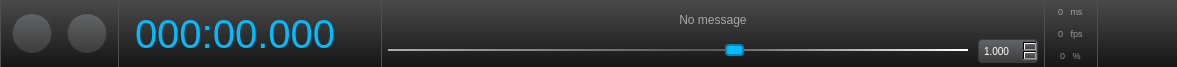
First picture: the form in uitransport.ui, repository buzzinglight/IanniX, before the edit.
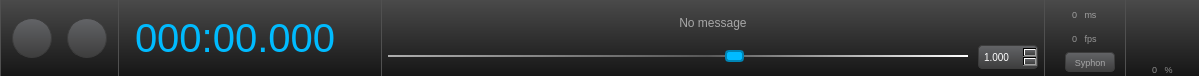
Second picture: the form after the edit. Icons and pictures are not drawn.

Diff of the .ui file:
```diff
--- a/uitransport.ui
+++ b/uitransport.ui
@@ -6,7 +6,7 @@
    <rect>
     <x>0</x>
     <y>0</y>
-    <width>1145</width>
+    <width>1175</width>
     <height>67</height>
    </rect>
   </property>
@@ -102,7 +102,12 @@
 QLabel#lastMessage {
 	font: 11px &quot;Lucida Console&quot;, &quot;Monaco&quot;;
 	color: rgb(167, 167, 167);
-}</string>
+}
+
+QPushButton#syphon {
+	margin-left: 10px;
+}
+</string>
   </property>
   <layout class="QHBoxLayout" name="horizontalLayout">
    <property name="margin">
@@ -443,13 +448,13 @@
           <number>0</number>
          </property>
          <property name="leftMargin">
-          <number>6</number>
+          <number>10</number>
          </property>
          <property name="topMargin">
           <number>0</number>
          </property>
          <property name="rightMargin">
-          <number>6</number>
+          <number>10</number>
          </property>
          <property name="bottomMargin">
           <number>0</number>
@@ -458,14 +463,14 @@
           <widget class="QLineEdit" name="perfSchedulerEdit">
            <property name="minimumSize">
             <size>
-             <width>40</width>
-             <height>0</height>
+             <width>60</width>
+             <height>20</height>
             </size>
            </property>
            <property name="maximumSize">
             <size>
-             <width>40</width>
-             <height>16777215</height>
+             <width>60</width>
+             <height>20</height>
             </size>
            </property>
            <property name="toolTip">
@@ -489,14 +494,14 @@
           <widget class="QLineEdit" name="perfOpenGLEdit">
            <property name="minimumSize">
             <size>
-             <width>40</width>
-             <height>0</height>
+             <width>60</width>
+             <height>20</height>
             </size>
            </property>
            <property name="maximumSize">
             <size>
-             <width>40</width>
-             <height>16777215</height>
+             <width>60</width>
+             <height>20</height>
             </size>
            </property>
            <property name="toolTip">
@@ -517,40 +522,34 @@
           </widget>
          </item>
          <item>
-          <widget class="QLineEdit" name="perfCpuEdit">
+          <widget class="QPushButton" name="syphon">
            <property name="minimumSize">
             <size>
-             <width>40</width>
-             <height>0</height>
+             <width>60</width>
+             <height>20</height>
             </size>
            </property>
            <property name="maximumSize">
             <size>
-             <width>40</width>
-             <height>16777215</height>
+             <width>60</width>
+             <height>20</height>
             </size>
            </property>
            <property name="toolTip">
             <string>CPU usage</string>
            </property>
            <property name="statusTip">
-            <string>Report of the CPU usage</string>
-           </property>
-           <property name="inputMask">
-            <string notr="true">009 %; </string>
+            <string>Click here to enable or disable Syphon output (video frame exchange between Mac OS apps)</string>
            </property>
            <property name="text">
-            <string notr="true">0 %</string>
+            <string>Syphon</string>
            </property>
-           <property name="cursorPosition">
-            <number>5</number>
-           </property>
-           <property name="alignment">
-            <set>Qt::AlignCenter</set>
-           </property>
-           <property name="readOnly">
+           <property name="checkable">
             <bool>true</bool>
            </property>
+           <property name="checked">
+            <bool>false</bool>
+           </property>
           </widget>
          </item>
         </layout>
@@ -573,7 +572,11 @@
 	border: 1px solid rgb(0, 187, 255);
 	background-color: rgb(0, 137, 241, 128);
 }
-</string>
+
+QLineEdit {
+	font: 9px;
+	color: rgba(255,255,255,128);
+}</string>
         </property>
         <property name="frameShape">
          <enum>QFrame::StyledPanel</enum>
@@ -581,15 +584,18 @@
         <property name="frameShadow">
          <enum>QFrame::Raised</enum>
         </property>
-        <layout class="QHBoxLayout" name="horizontalLayout_7">
+        <layout class="QVBoxLayout" name="verticalLayout_3">
+         <property name="spacing">
+          <number>6</number>
+         </property>
          <property name="leftMargin">
           <number>12</number>
          </property>
          <property name="topMargin">
-          <number>0</number>
+          <number>5</number>
          </property>
          <property name="rightMargin">
-          <number>12</number>
+          <number>6</number>
          </property>
          <property name="bottomMargin">
           <number>0</number>
@@ -629,6 +635,43 @@
            </property>
           </widget>
          </item>
+         <item>
+          <widget class="QLineEdit" name="perfCpuEdit">
+           <property name="minimumSize">
+            <size>
+             <width>50</width>
+             <height>15</height>
+            </size>
+           </property>
+           <property name="maximumSize">
+            <size>
+             <width>50</width>
+             <height>15</height>
+            </size>
+           </property>
+           <property name="toolTip">
+            <string>CPU usage</string>
+           </property>
+           <property name="statusTip">
+            <string>Report of the CPU usage</string>
+           </property>
+           <property name="inputMask">
+            <string notr="true">009 %; </string>
+           </property>
+           <property name="text">
+            <string notr="true">0 %</string>
+           </property>
+           <property name="cursorPosition">
+            <number>5</number>
+           </property>
+           <property name="alignment">
+            <set>Qt::AlignCenter</set>
+           </property>
+           <property name="readOnly">
+            <bool>true</bool>
+           </property>
+          </widget>
+         </item>
         </layout>
        </widget>
       </item>
```
Left out of the diff: 49 changed lines with no effect on the pictures.
